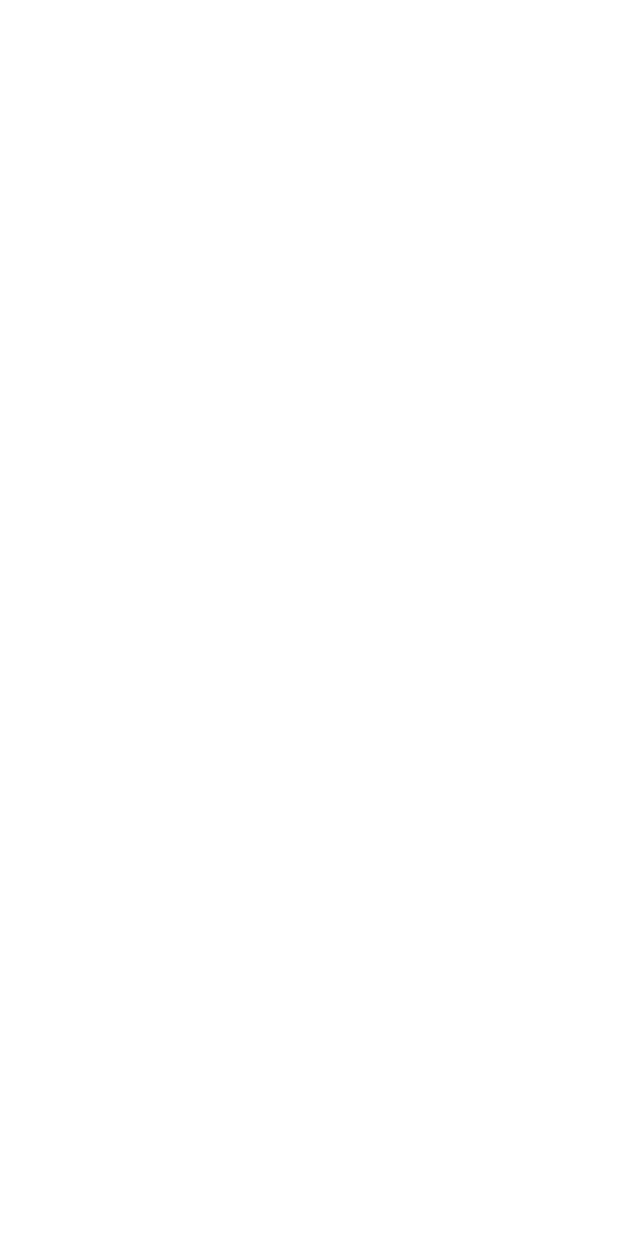
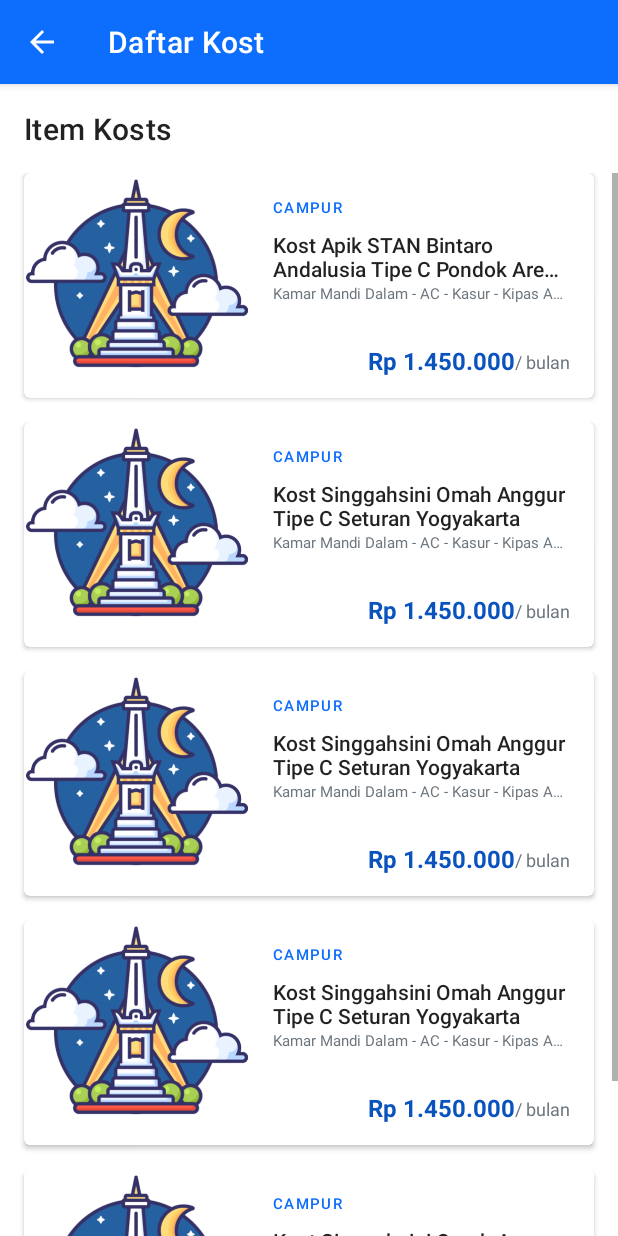
Before and after one commit to JollyFrankle/TugasBesarPBP, an Android app: the HomeActivity screen opened directly, with no data from a screen before it, on a phone screen of 412 x 824 dp. Before the commit the screen is empty. Run offline under Robolectric (Android 15) with nearby library versions, the light colour scheme and no system bars; pictures from the network do not load.

Commit message:
Recycle view update

```diff
--- a/app/src/main/java/com/example/tugasbesarpbp/HomeActivity.kt
+++ b/app/src/main/java/com/example/tugasbesarpbp/HomeActivity.kt
@@ -2,19 +2,27 @@ package com.example.tugasbesarpbp
 
 import android.os.Bundle
 import androidx.appcompat.app.AppCompatActivity
+import androidx.fragment.app.Fragment
 
 class HomeActivity : AppCompatActivity() {
 
     override fun onCreate(savedInstanceState: Bundle?) {
         super.onCreate(savedInstanceState)
+        setContentView(R.layout.activity_home)
 
-        // set title bar
-        val actionbar = supportActionBar
-        //set actionbar title
-        actionbar!!.title = "Home - JogjaKost";
+        val fragment = ListItemFragment()
+        changeFragment(fragment)
+    }
 
-        // hide the action bar
-        actionbar.hide()
+    // change fragment
+    fun changeFragment(fragment: Fragment) {
+        val fragmentTransaction = supportFragmentManager.beginTransaction()
+        fragmentTransaction.replace(R.id.frameLayout, fragment)
+        fragmentTransaction.commit()
+    }
 
+    // set title bar
+    fun setActionBarTitle(title: String) {
+        supportActionBar?.title = title
     }
 }
--- /dev/null
+++ b/app/src/main/java/com/example/tugasbesarpbp/ListItemFragment.kt
@@ -0,0 +1,41 @@
+package com.example.tugasbesarpbp
+
+import android.os.Bundle
+import androidx.fragment.app.Fragment
+import android.view.LayoutInflater
+import android.view.View
+import android.view.ViewGroup
+import androidx.recyclerview.widget.LinearLayoutManager
+import androidx.recyclerview.widget.RecyclerView
+import com.example.tugasbesarpbp.entity.ItemKost
+import com.example.tugasbesarpbp.rv_adapters.RVItemKostAdapter
+
+class ListItemFragment : Fragment() {
+
+        override fun onCreateView(
+            inflater: LayoutInflater, container: ViewGroup?,
+            savedInstanceState: Bundle?
+        ): View? {
+            // Inflate the layout for this fragment
+            return inflater.inflate(R.layout.fragment_list_item, container, false)
+        }
+
+    override fun onViewCreated(view: View, savedInstanceState: Bundle?) {
+        super.onViewCreated(view, savedInstanceState)
+
+        // set actionbar title
+        (activity as HomeActivity).setActionBarTitle("Daftar Kost")
+
+        // enable back button
+        (activity as HomeActivity).supportActionBar?.setDisplayHomeAsUpEnabled(true)
+
+        val layoutManager = LinearLayoutManager(context)
+        val adapter: RVItemKostAdapter = RVItemKostAdapter(ItemKost.itemKosts)
+
+        val rvItemKost: RecyclerView = view.findViewById(R.id.rvItemKostContainer)
+
+        rvItemKost.layoutManager = layoutManager
+
+        rvItemKost.adapter = adapter
+    }
+}
--- /dev/null
+++ b/app/src/main/java/com/example/tugasbesarpbp/entity/ItemKost.kt
@@ -0,0 +1,53 @@
+package com.example.tugasbesarpbp.entity
+
+class ItemKost(id: Int, nama: String, alamat: String?, harga: Double, fasilitas: Array<String>, deskripsi: String?, foto: String?, type: String, latitude: Double, longitude: Double) {
+    var id: Int = 0
+    var nama: String? = null
+    var alamat: String? = null
+    var harga: Double = 0.0
+    var fasilitas: Array<String>? = null
+    var deskripsi: String? = null
+    var foto: String? = null
+    var tipe: String? = null
+    var latitude: Double = 0.0
+    var longitude: Double = 0.0
+
+    init {
+        this.id = id
+        this.nama = nama
+        this.alamat = alamat
+        this.harga = harga
+        this.fasilitas = fasilitas
+        this.deskripsi = deskripsi
+        this.foto = foto
+        this.tipe = type
+        this.latitude = latitude
+        this.longitude = longitude
+    }
+
+    // 1 data dummy
+    companion object {
+        val fasilitasC = arrayOf(
+            "Kamar Mandi Dalam",
+            "AC",
+            "Kasur",
+            "Kipas Angin",
+            "Meja Belajar",
+            "Lemari",
+            "Kamar Mandi Luar"
+        )
+        var itemKosts = arrayOf(
+            ItemKost(1, "Kost Apik STAN Bintaro Andalusia Tipe C Pondok Aren Tangerang Selatan 8034AP", null, 1450000.0, fasilitasC, null, "https://lh3.googleusercontent.com/2dBw3e0xPpK37MzJ9pci2OySJiHhQCNY1RIHAYkJ5PBbBzApRNkbOgV0RCzsJw0VOOiiBxyoIc_QhbRxGiTw-DgHVc1-_NWaFJ0C=w1064-v0", "Campur", -6.278, 106.739),
+            ItemKost(2, "Kost Singgahsini Omah Anggur Tipe C Seturan Yogyakarta", null, 1450000.0, fasilitasC, null, "https://lh3.googleusercontent.com/2dBw3e0xPpK37MzJ9pci2OySJiHhQCNY1RIHAYkJ5PBbBzApRNkbOgV0RCzsJw0VOOiiBxyoIc_QhbRxGiTw-DgHVc1-_NWaFJ0C=w1064-v0", "Campur", -6.278, 106.739),
+            ItemKost(3, "Kost Singgahsini Omah Anggur Tipe C Seturan Yogyakarta", null, 1450000.0, fasilitasC, null, "https://lh3.googleusercontent.com/2dBw3e0xPpK37MzJ9pci2OySJiHhQCNY1RIHAYkJ5PBbBzApRNkbOgV0RCzsJw0VOOiiBxyoIc_QhbRxGiTw-DgHVc1-_NWaFJ0C=w1064-v0", "Campur", -6.278, 106.739),
+            ItemKost(4, "Kost Singgahsini Omah Anggur Tipe C Seturan Yogyakarta", null, 1450000.0, fasilitasC, null, "https://lh3.googleusercontent.com/2dBw3e0xPpK37MzJ9pci2OySJiHhQCNY1RIHAYkJ5PBbBzApRNkbOgV0RCzsJw0VOOiiBxyoIc_QhbRxGiTw-DgHVc1-_NWaFJ0C=w1064-v0", "Campur", -6.278, 106.739),
+            ItemKost(5, "Kost Singgahsini Omah Anggur Tipe C Seturan Yogyakarta", null, 1450000.0, fasilitasC, null, "https://lh3.googleusercontent.com/2dBw3e0xPpK37MzJ9pci2OySJiHhQCNY1RIHAYkJ5PBbBzApRNkbOgV0RCzsJw0VOOiiBxyoIc_QhbRxGiTw-DgHVc1-_NWaFJ0C=w1064-v0", "Campur", -6.278, 106.739),
+            ItemKost(6, "Kost Singgahsini Omah Anggur Tipe C Seturan Yogyakarta", null, 1450000.0, fasilitasC, null, "https://lh3.googleusercontent.com/2dBw3e0xPpK37MzJ9pci2OySJiHhQCNY1RIHAYkJ5PBbBzApRNkbOgV0RCzsJw0VOOiiBxyoIc_QhbRxGiTw-DgHVc1-_NWaFJ0C=w1064-v0", "Campur", -6.278, 106.739),
+            ItemKost(7, "Kost Singgahsini Omah Anggur Tipe C Seturan Yogyakarta", null, 1450000.0, fasilitasC, null, "https://lh3.googleusercontent.com/2dBw3e0xPpK37MzJ9pci2OySJiHhQCNY1RIHAYkJ5PBbBzApRNkbOgV0RCzsJw0VOOiiBxyoIc_QhbRxGiTw-DgHVc1-_NWaFJ0C=w1064-v0", "Campur", -6.278, 106.739),
+            ItemKost(8, "Kost Singgahsini Omah Anggur Tipe C Seturan Yogyakarta", null, 1450000.0, fasilitasC, null, "https://lh3.googleusercontent.com/2dBw3e0xPpK37MzJ9pci2OySJiHhQCNY1RIHAYkJ5PBbBzApRNkbOgV0RCzsJw0VOOiiBxyoIc_QhbRxGiTw-DgHVc1-_NWaFJ0C=w1064-v0", "Campur", -6.278, 106.739),
+            ItemKost(9, "Kost Singgahsini Omah Anggur Tipe C Seturan Yogyakarta", null, 1450000.0, fasilitasC, null, "https://lh3.googleusercontent.com/2dBw3e0xPpK37MzJ9pci2OySJiHhQCNY1RIHAYkJ5PBbBzApRNkbOgV0RCzsJw0VOOiiBxyoIc_QhbRxGiTw-DgHVc1-_NWaFJ0C=w1064-v0", "Campur", -6.278, 106.739),
+            ItemKost(10, "Kost Singgahsini Omah Anggur Tipe C Seturan Yogyakarta", null, 1450000.0, fasilitasC, null, "https://lh3.googleusercontent.com/2dBw3e0xPpK37MzJ9pci2OySJiHhQCNY1RIHAYkJ5PBbBzApRNkbOgV0RCzsJw0VOOiiBxyoIc_QhbRxGiTw-DgHVc1-_NWaFJ0C=w1064-v0", "Campur", -6.278, 106.739),
+
+            )
+    }
+}
--- a/app/src/main/java/com/example/tugasbesarpbp/entity/Kost.kt
+++ /dev/null
@@ -1,36 +0,0 @@
-package com.example.tugasbesarpbp.entity
-
-class Kost(id: Int, nama: String, alamat: String, harga: Int, fasilitas: String?, deskripsi: String?, foto: String?, type: String, latitude: Double, longitude: Double) {
-    var id: Int = 0
-    var nama: String? = null
-    var alamat: String? = null
-    var harga: Int = 0
-    var fasilitas: String? = null
-    var deskripsi: String? = null
-    var foto: String? = null
-    var type: String? = null
-    var latitude: Double = 0.toDouble()
-    var longitude: Double = 0.toDouble()
-
-    init {
-        this.id = id
-        this.nama = nama
-        this.alamat = alamat
-        this.harga = harga
-        this.fasilitas = fasilitas
-        this.deskripsi = deskripsi
-        this.foto = foto
-        this.type = type
-        this.latitude = latitude
-        this.longitude = longitude
-    }
-
-    // 1 data dummy
-    companion object {
-        var kosts = arrayOf(
-            Kost(1, "Kost Putra SADEWA", "Jl. Berbaktimulyo No. 1", 1700000, "KIPAS SAJA HAHAHAHA", "Kost ini adalah\r\nKost terbaik di dunia", null, "Putra", -7.275, 112.791),
-            Kost(2, "Kost Putri SADEWA", "Jl. Berbaktimulyo No. 1", 1700000, "KIPAS SAJA HAHAHAHA", "Kost ini adalah\r\nKost terbaik di dunia", null, "Putri", -7.275, 112.791),
-            Kost(3, "Kost Campuran SADEWA", "Jl. Berbaktimulyo No. 1", 1700000, "KIPAS SAJA HAHAHAHA", "Kost ini adalah\r\nKost terbaik di dunia", null, "Campuran", -7.275, 112.791),
-        )
-    }
-}
--- /dev/null
+++ b/app/src/main/java/com/example/tugasbesarpbp/rv_adapters/RVItemKostAdapter.kt
@@ -0,0 +1,50 @@
+package com.example.tugasbesarpbp.rv_adapters
+
+import android.net.Uri
+import android.view.LayoutInflater
+import android.view.View
+import android.view.ViewGroup
+import android.widget.ImageView
+import android.widget.TextView
+import androidx.recyclerview.widget.RecyclerView
+import com.example.tugasbesarpbp.R
+import com.example.tugasbesarpbp.entity.ItemKost
+import java.util.*
+
+class RVItemKostAdapter(private val data: Array<ItemKost>) : RecyclerView.Adapter<RVItemKostAdapter.viewHolder>() {
+    override fun onCreateViewHolder(
+        parent: ViewGroup,
+        viewType: Int
+    ): viewHolder {
+        val view = LayoutInflater.from(parent.context).inflate(R.layout.rv_item_kost, parent, false)
+        return viewHolder(view)
+    }
+
+    override fun getItemCount(): Int {
+        return data.size
+    }
+
+    override fun onBindViewHolder(holder: viewHolder, position: Int) {
+        val currentItem = data[position]
+        holder.namaEl.text = currentItem.nama
+        holder.tipeEl.text = currentItem.tipe
+        holder.hargaEl.text = "Rp " + "%,.0f".format(Locale("id", "ID"), currentItem.harga)
+        // loop through fasilitas
+        var fasilitas = ""
+        for (i in currentItem.fasilitas!!) {
+            fasilitas += i + " - "
+        }
+        holder.fasilitasEl.text = fasilitas
+
+        // set image from url (currentItem.foto):
+//        holder.imageEl.setImageURI(Uri.parse(currentItem.foto))
+    }
+
+    class viewHolder(itemView: View) : RecyclerView.ViewHolder(itemView) {
+        val tipeEl: TextView = itemView.findViewById(R.id.txtRVItemKostTipe)
+        val hargaEl: TextView = itemView.findViewById(R.id.txtRVItemKostPrice)
+        val fasilitasEl: TextView = itemView.findViewById(R.id.txtRVItemKostFasilitas)
+        val namaEl: TextView = itemView.findViewById(R.id.txtRVItemKostNama)
+        val imageEl: ImageView = itemView.findViewById(R.id.imgRVItemKostImage)
+    }
+}
--- a/app/src/main/res/layout/activity_home.xml
+++ b/app/src/main/res/layout/activity_home.xml
@@ -6,7 +6,14 @@
     android:layout_height="match_parent"
     tools:context=".HomeActivity">
 
-
+    <androidx.fragment.app.FragmentContainerView
+        android:layout_width="match_parent"
+        android:layout_height="match_parent"
+        android:id="@+id/frameLayout"
+        app:layout_constraintBottom_toBottomOf="parent"
+        app:layout_constraintEnd_toEndOf="parent"
+        app:layout_constraintStart_toStartOf="parent"
+        app:layout_constraintTop_toTopOf="parent" />
 
 
 </androidx.coordinatorlayout.widget.CoordinatorLayout>
--- a/app/src/main/res/layout/activity_main.xml
+++ b/app/src/main/res/layout/activity_main.xml
@@ -1,6 +1,5 @@
 <?xml version="1.0" encoding="utf-8"?>
-<!--default layout-->
-<androidx.constraintlayout.widget.ConstraintLayout xmlns:android="http://schemas.android.com/apk/res/android"
+<androidx.coordinatorlayout.widget.CoordinatorLayout xmlns:android="http://schemas.android.com/apk/res/android"
     xmlns:app="http://schemas.android.com/apk/res-auto"
     xmlns:tools="http://schemas.android.com/tools"
     android:layout_width="match_parent"
@@ -16,4 +15,4 @@
         app:layout_constraintStart_toStartOf="parent"
         app:layout_constraintTop_toTopOf="parent" />
 
-</androidx.constraintlayout.widget.ConstraintLayout>
+</androidx.coordinatorlayout.widget.CoordinatorLayout>
--- /dev/null
+++ b/app/src/main/res/layout/fragment_list_item.xml
@@ -0,0 +1,51 @@
+<?xml version="1.0" encoding="utf-8"?>
+<androidx.constraintlayout.widget.ConstraintLayout xmlns:android="http://schemas.android.com/apk/res/android"
+    xmlns:app="http://schemas.android.com/apk/res-auto"
+    xmlns:tools="http://schemas.android.com/tools"
+    android:id="@+id/frameLayout2"
+    android:layout_width="match_parent"
+    android:layout_height="match_parent"
+    tools:context=".ListItemFragment">
+
+    <TextView
+        android:id="@+id/textView2"
+        android:layout_width="0dp"
+        android:layout_height="wrap_content"
+        android:layout_marginStart="16dp"
+        android:layout_marginTop="16dp"
+        android:layout_marginEnd="16dp"
+        android:text="Item Kosts"
+        android:textAppearance="@style/TextAppearance.MaterialComponents.Headline6"
+        app:layout_constraintEnd_toEndOf="parent"
+        app:layout_constraintStart_toStartOf="parent"
+        app:layout_constraintTop_toTopOf="parent" />
+
+    <ScrollView
+        android:id="@+id/scrollView2"
+        android:layout_width="0dp"
+        android:layout_height="0dp"
+        android:layout_marginTop="16dp"
+        android:background="@color/bs_white"
+        app:layout_constraintBottom_toBottomOf="parent"
+        app:layout_constraintEnd_toEndOf="parent"
+        app:layout_constraintStart_toStartOf="parent"
+        app:layout_constraintTop_toBottomOf="@+id/textView2">
+
+        <androidx.constraintlayout.widget.ConstraintLayout
+            android:layout_width="match_parent"
+            android:layout_height="wrap_content"
+            android:background="@color/bs_white">
+
+            <androidx.recyclerview.widget.RecyclerView
+                android:id="@+id/rvItemKostContainer"
+                android:layout_width="0dp"
+                android:layout_height="wrap_content"
+                app:layout_constraintBottom_toBottomOf="parent"
+                app:layout_constraintEnd_toEndOf="parent"
+                app:layout_constraintStart_toStartOf="parent"
+                app:layout_constraintTop_toTopOf="parent"
+                tools:listitem="@layout/rv_item_kost" />
+        </androidx.constraintlayout.widget.ConstraintLayout>
+    </ScrollView>
+
+</androidx.constraintlayout.widget.ConstraintLayout>
--- /dev/null
+++ b/app/src/main/res/layout/rv_item_kost.xml
@@ -0,0 +1,115 @@
+<?xml version="1.0" encoding="utf-8"?>
+<androidx.constraintlayout.widget.ConstraintLayout xmlns:android="http://schemas.android.com/apk/res/android"
+    xmlns:app="http://schemas.android.com/apk/res-auto"
+    xmlns:tools="http://schemas.android.com/tools"
+    android:layout_width="match_parent"
+    android:layout_height="wrap_content"
+    tools:context=".rv_adapters.RVItemKostAdapter">
+
+    <androidx.cardview.widget.CardView
+        android:layout_width="0dp"
+        android:layout_height="150dp"
+        android:layout_marginStart="16dp"
+        android:layout_marginEnd="16dp"
+        android:layout_marginBottom="16dp"
+        app:cardCornerRadius="4dp"
+        app:layout_constraintBottom_toBottomOf="parent"
+        app:layout_constraintEnd_toEndOf="parent"
+        app:layout_constraintStart_toStartOf="parent"
+        app:layout_constraintTop_toTopOf="parent">
+
+        <androidx.constraintlayout.widget.ConstraintLayout
+            android:layout_width="match_parent"
+            android:layout_height="match_parent">
+
+            <ImageView
+                android:id="@+id/imgRVItemKostImage"
+                android:layout_width="150dp"
+                android:layout_height="150dp"
+                app:layout_constraintBottom_toBottomOf="parent"
+                app:layout_constraintStart_toStartOf="parent"
+                app:layout_constraintTop_toTopOf="parent"
+                tools:srcCompat="@drawable/tugu_yogya"
+                android:src="@drawable/tugu_yogya" />
+
+            <androidx.constraintlayout.widget.ConstraintLayout
+                android:layout_width="0dp"
+                android:layout_height="0dp"
+                app:layout_constraintBottom_toBottomOf="parent"
+                app:layout_constraintEnd_toEndOf="parent"
+                app:layout_constraintStart_toEndOf="@+id/imgRVItemKostImage"
+                app:layout_constraintTop_toTopOf="parent">
+
+                <TextView
+                    android:id="@+id/txtRVItemKostTipe"
+                    style="@style/TextAppearance.MaterialComponents.Button"
+                    android:layout_width="wrap_content"
+                    android:layout_height="wrap_content"
+                    android:layout_marginStart="16dp"
+                    android:layout_marginTop="16dp"
+                    android:text="Putra Putri Harapan Bangsa"
+                    android:textColor="@color/bs_blue"
+                    android:textSize="10sp"
+                    app:layout_constraintStart_toStartOf="parent"
+                    app:layout_constraintTop_toTopOf="parent" />
+
+                <TextView
+                    android:id="@+id/txtRVItemKostNama"
+                    android:layout_width="0dp"
+                    android:layout_height="wrap_content"
+                    android:layout_marginStart="16dp"
+                    android:layout_marginTop="8dp"
+                    android:layout_marginEnd="16dp"
+                    android:ellipsize="end"
+                    android:maxLines="2"
+                    android:text="Kost Apik STAN Bintaro Andalusia Tipe C Pondok Aren Tangerang Selatan 8034AP"
+                    android:textAlignment="textStart"
+                    android:textAppearance="@style/TextAppearance.AppCompat.Body2"
+                    app:layout_constraintEnd_toEndOf="parent"
+                    app:layout_constraintStart_toStartOf="parent"
+                    app:layout_constraintTop_toBottomOf="@+id/txtRVItemKostTipe" />
+
+                <TextView
+                    android:id="@+id/txtRVItemKostFasilitas"
+                    android:layout_width="0dp"
+                    android:layout_height="wrap_content"
+                    android:layout_marginStart="16dp"
+                    android:layout_marginEnd="16dp"
+                    android:ellipsize="end"
+                    android:maxLines="1"
+                    android:text="K. Mandi Dalam · Kloset Duduk · Kasur"
+                    android:textColor="@color/bs_gray"
+                    android:textSize="10sp"
+                    app:layout_constraintEnd_toEndOf="parent"
+                    app:layout_constraintStart_toStartOf="parent"
+                    app:layout_constraintTop_toBottomOf="@+id/txtRVItemKostNama" />
+
+                <TextView
+                    android:id="@+id/textView5"
+                    android:layout_width="wrap_content"
+                    android:layout_height="wrap_content"
+                    android:layout_marginEnd="16dp"
+                    android:layout_marginBottom="16dp"
+                    android:text="/ bulan"
+                    android:textColor="@color/bs_gray"
+                    android:textSize="12sp"
+                    app:layout_constraintBottom_toBottomOf="parent"
+                    app:layout_constraintEnd_toEndOf="parent" />
+
+                <TextView
+                    android:id="@+id/txtRVItemKostPrice"
+                    android:layout_width="wrap_content"
+                    android:layout_height="wrap_content"
+                    android:layout_marginBottom="14dp"
+                    android:text="Rp 1.600.000"
+                    android:textColor="@color/bs_blue_700"
+                    android:textSize="16sp"
+                    android:textStyle="bold"
+                    app:layout_constraintBottom_toBottomOf="parent"
+                    app:layout_constraintEnd_toStartOf="@+id/textView5" />
+
+            </androidx.constraintlayout.widget.ConstraintLayout>
+        </androidx.constraintlayout.widget.ConstraintLayout>
+
+    </androidx.cardview.widget.CardView>
+</androidx.constraintlayout.widget.ConstraintLayout>
```
